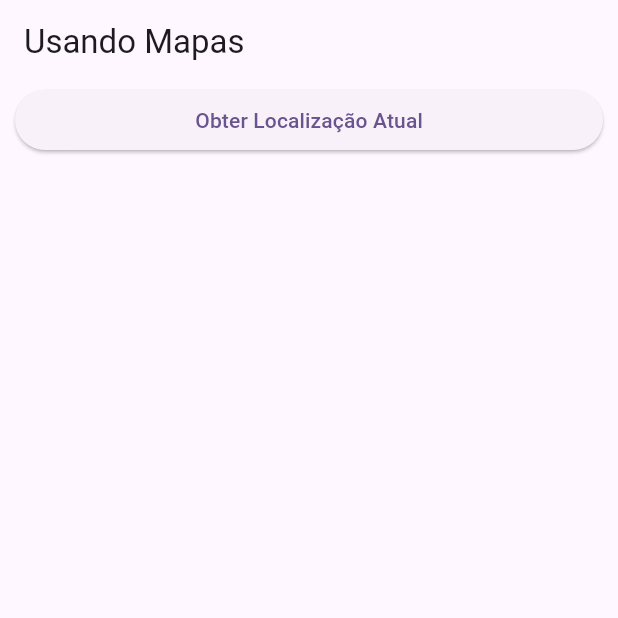
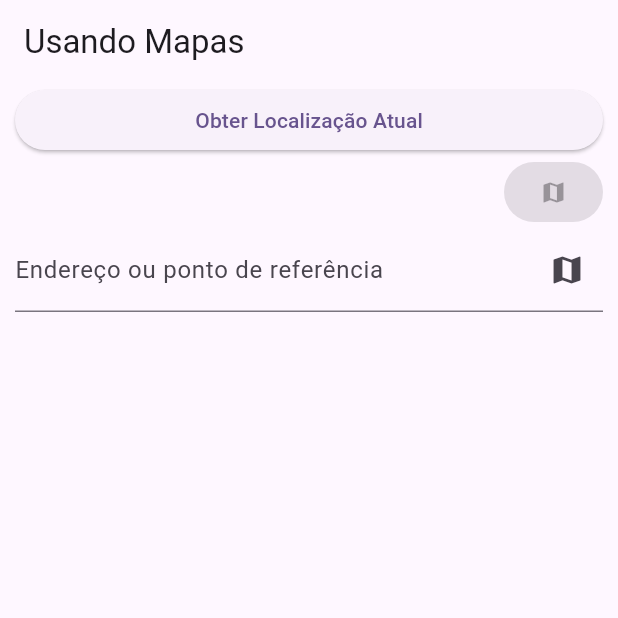
Before and after one commit to GiovaniMarcarini/usando_maps_MD_2024_1, a Flutter app: the screen it shows after launch, on a phone screen of 412 x 824 dp, the top half of it. Run offline on Flutter 3.47's test engine with Material 3 defaults, Android fonts, the light colour scheme and no system bars; our stand-ins replace geolocator; missing offline and left inert: maps_launcher.

Commit message:
Abrir no mapa Externo (Texto)

```diff
--- a/lib/pages/maps_page.dart
+++ b/lib/pages/maps_page.dart
@@ -2,6 +2,7 @@
 import 'package:flutter/cupertino.dart';
 import 'package:flutter/material.dart';
 import 'package:geolocator/geolocator.dart';
+import 'package:maps_launcher/maps_launcher.dart';
 
 class HomePage extends StatefulWidget{
 
@@ -35,8 +36,45 @@ class _HomePageState extends State<HomePage>{
           onPressed: _obterLocalizacaoAtual,
         ),
       ),
+
+      if(_localizacaoAtual == null)
+         Padding(
+            padding:  const EdgeInsets.symmetric(horizontal: 10),
+                child: Row(
+                  children: [
+                    Expanded(
+                        child: Text(_textoLocalizacao),
+                    ),
+                     const ElevatedButton(
+                        onPressed: null,
+                        child: Icon(Icons.map)
+                    ),
+                  ],
+                ),
+        ),
+      Padding(
+          padding: const EdgeInsets.symmetric(horizontal: 10),
+        child: TextField(
+          controller: _controller,
+          decoration:  InputDecoration(
+            labelText: 'Endereço ou ponto de referência',
+            suffixIcon: IconButton(
+                onPressed: _abrirNoMapaExterno,
+                icon: const Icon(Icons.map),
+              tooltip: 'Abrir no Mapa',
+            ),
+          ),
+        ),
+      ),
     ],
   );
+
+  void _abrirNoMapaExterno(){
+    if(_controller.text.trim().isEmpty){
+      return;
+    }
+    MapsLauncher.launchQuery(_controller.text);
+  }
 
 
   void _obterLocalizacaoAtual() async {
```
Also changed, not shown: pubspec.lock, 1 other file.
